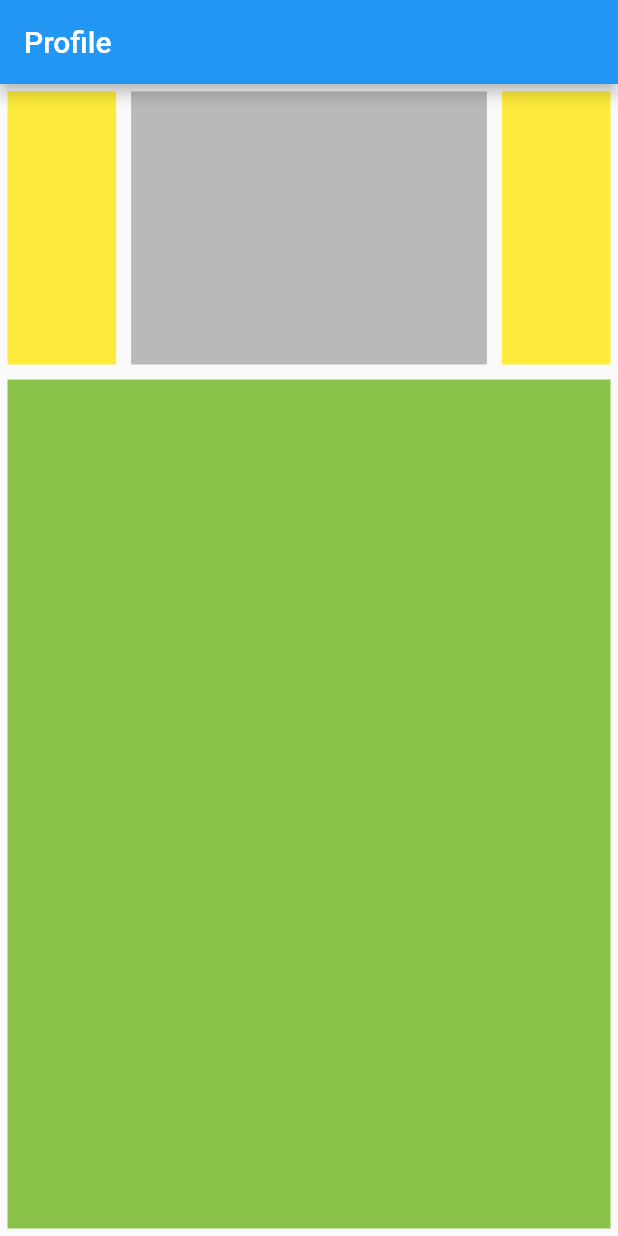
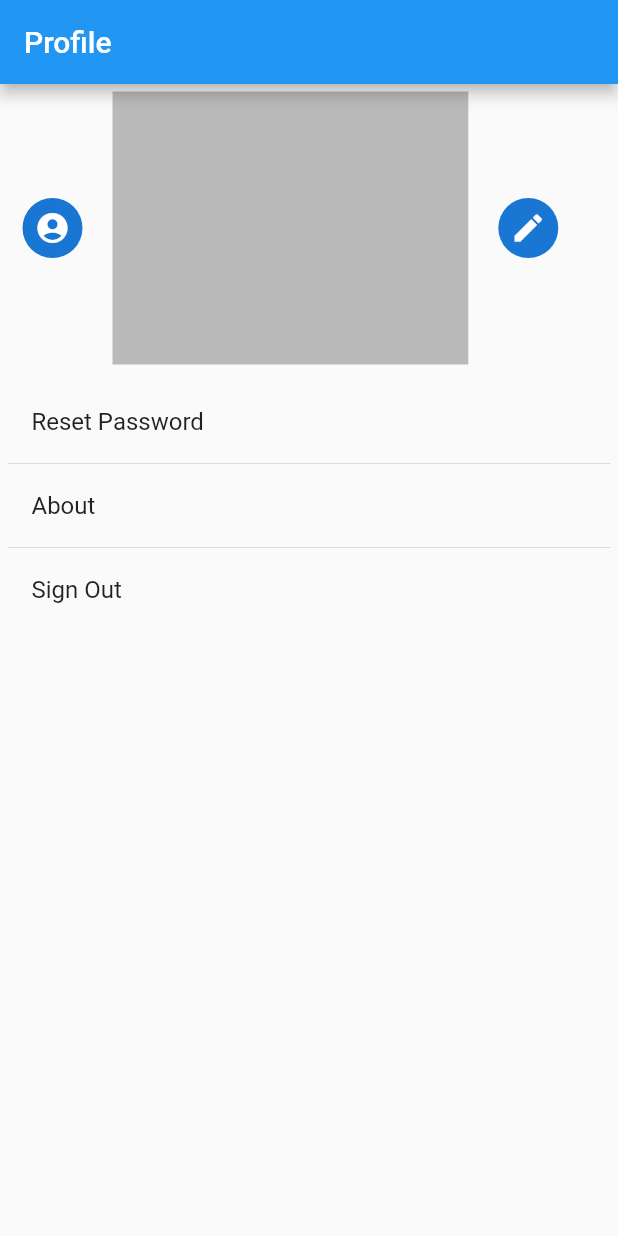
Before and after one commit to santomi3112/sim_sekolah_final, a Flutter app: the Profile screen opened directly, on a phone screen of 412 x 824 dp. Run offline on Flutter 3.47's test engine with Material 2 defaults, Android fonts, the phone set to English and light mode, and no system bars; our stand-ins replace firebase_auth; missing offline and left inert: flutter_auth_buttons; accounts and stored records are empty.

Commit message:
added login auth ,reg auth,profile

```diff
--- a/lib/fitur/profile.dart
+++ b/lib/fitur/profile.dart
@@ -7,7 +7,8 @@ class Profile extends StatefulWidget {
 
 class _ProfileState extends State<Profile> {
   Widget build(BuildContext context) {
-    return Scaffold(
+    return SafeArea(
+      child: Scaffold(
         appBar: AppBar(
           title: Text("Profile"),
         ),
@@ -20,9 +21,18 @@ class _ProfileState extends State<Profile> {
                   children: <Widget>[
                     Flexible(
                       flex: 1,
-                    child: Container(
-                      margin: EdgeInsets.all(5),
-                      color: Colors.yellow,
+                      child: Padding(
+                        padding:
+                            const EdgeInsets.fromLTRB(15.0, 0.0, 15.0, 0.0),
+                        child: CircleAvatar(
+                          child: InkWell(
+                            splashColor: Colors.red,
+                            child: SizedBox(
+                              child: Icon(Icons.account_circle),
+                            ),
+                            onTap: () {},
+                          ),
+                        ),
                       ),
                     ),
                     Flexible(
@@ -34,9 +44,18 @@ class _ProfileState extends State<Profile> {
                     ),
                     Flexible(
                       flex: 1,
-                    child: Container(
-                      margin: EdgeInsets.all(5),
-                      color: Colors.yellow,
+                      child: Padding(
+                        padding:
+                            const EdgeInsets.fromLTRB(15.0, 0.0, 15.0, 0.0),
+                        child: CircleAvatar(
+                          child: InkWell(
+                            splashColor: Colors.red,
+                            child: SizedBox(
+                              child: Icon(Icons.edit),
+                            ),
+                            onTap: () {},
+                          ),
+                        ),
                       ),
                     ),
                   ],
@@ -47,11 +66,27 @@ class _ProfileState extends State<Profile> {
               flex: 3,
               child: Container(
                 margin: EdgeInsets.all(5),
-              color: Colors.lightGreen,
+                child: ListView(
+                  children: ListTile.divideTiles(
+                    context: context,
+                    tiles: [
+                      ListTile(
+                        title: Text("Reset Password"),
+                      ),
+                      ListTile(
+                        title: Text("About"),
+                      ),
+                      ListTile(
+                        title: Text("Sign Out"),
+                      ),
+                    ],
+                  ).toList(),
+                ),
               ),
             ),
           ],
         ),
+      ),
     );
   }
 }
--- a/lib/logreg/registerpage.dart
+++ b/lib/logreg/registerpage.dart
@@ -59,7 +59,6 @@ class _RegisterPageState extends State<RegisterPage> {
             ),
             TextFormField(
               //pwd
-              textInputAction: TextInputAction.continueAction,
               controller: _passwordController,
               validator: (String value) {
                 if (value.isEmpty) {
```
Also changed, not shown: lib/logreg/loginpage.dart (+71 -14 lines). Lines whose indentation alone changed are shown as unchanged.
